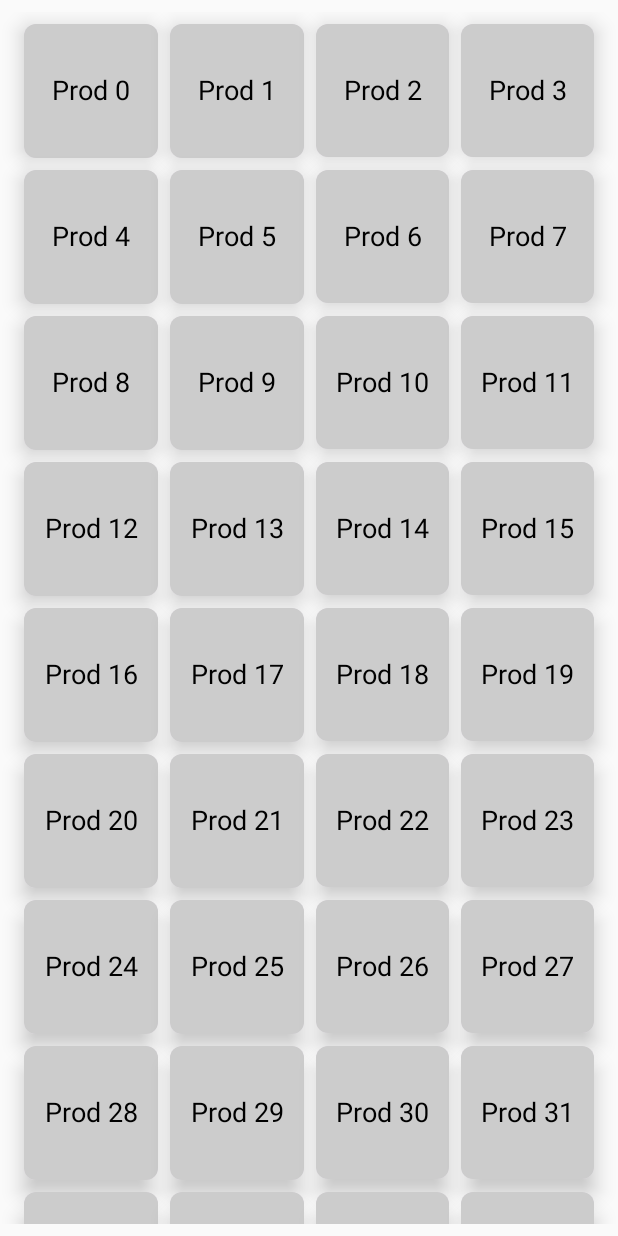
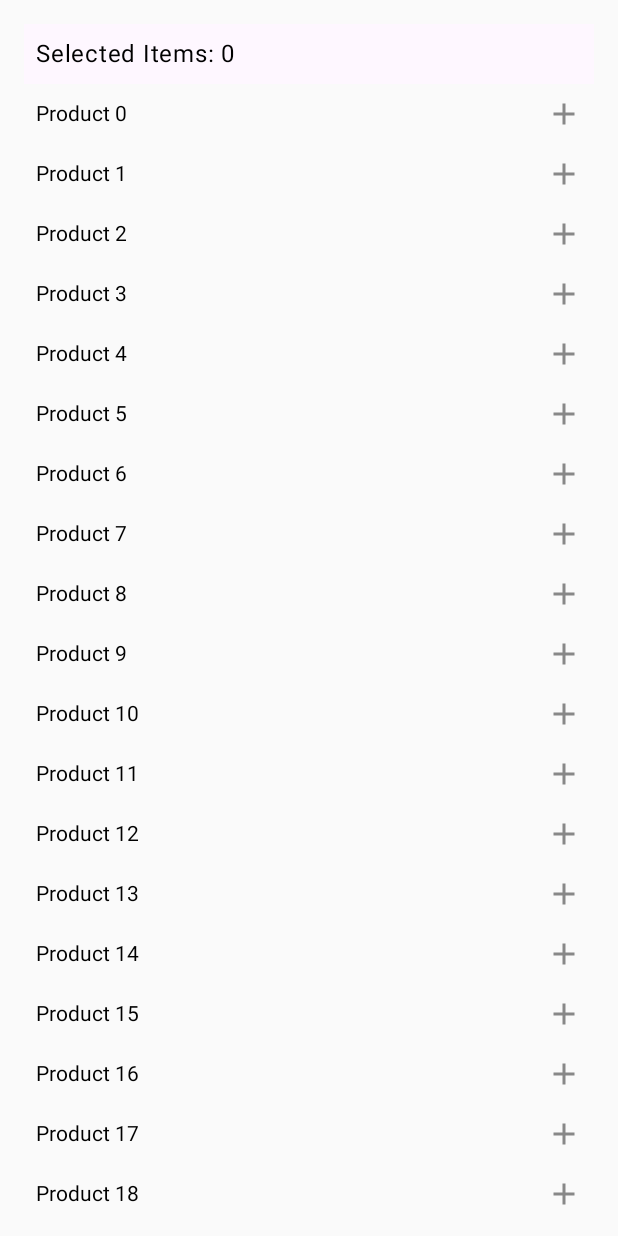
Before and after one commit to iRonSam007/ComposeTutoApp, an Android app built with Jetpack Compose: the screen it shows after launch (MainActivity), on a phone screen of 412 x 824 dp. Run offline under Robolectric (Android 15) with nearby library versions, the phone set to English and light mode, and no system bars; our stand-ins replace constraintlayout-compose; libraries missing offline, so code that uses them is left out: androidx.constraintlayout.compose, kotlin.random, kotlinx.coroutines, kotlinx.coroutines.delay, kotlinx.coroutines.isActive and 1 more; Roboto replaces fonts that are not available here.

Commit message:
feat: add Multi select LazyColumn

```diff
--- a/app/src/main/java/com/example/composetutoapp/MainActivity.kt
+++ b/app/src/main/java/com/example/composetutoapp/MainActivity.kt
@@ -25,6 +25,7 @@ import androidx.compose.animation.core.tween
 import androidx.compose.animation.fadeIn
 import androidx.compose.animation.fadeOut
 import androidx.compose.foundation.Canvas
+import androidx.compose.foundation.ExperimentalFoundationApi
 import androidx.compose.foundation.Image
 import androidx.compose.foundation.background
 import androidx.compose.foundation.border
@@ -35,6 +36,7 @@ import androidx.compose.foundation.layout.Column
 import androidx.compose.foundation.layout.PaddingValues
 import androidx.compose.foundation.layout.Row
 import androidx.compose.foundation.layout.Spacer
+import androidx.compose.foundation.layout.absoluteOffset
 import androidx.compose.foundation.layout.aspectRatio
 import androidx.compose.foundation.layout.fillMaxHeight
 import androidx.compose.foundation.layout.fillMaxSize
@@ -131,6 +133,7 @@ import androidx.compose.ui.text.font.FontWeight
 import androidx.compose.ui.text.style.TextAlign
 import androidx.compose.ui.text.style.TextDecoration
 import androidx.compose.ui.text.withStyle
+import androidx.compose.ui.tooling.preview.Preview
 import androidx.compose.ui.unit.dp
 import androidx.compose.ui.unit.sp
 import androidx.constraintlayout.compose.ConstraintLayout
@@ -160,9 +163,65 @@ class MainActivity : ComponentActivity() {
             //Animated_CircularProgressBar()
             //Animated_CircularProgressBarCanvas()
             //Animated_ExpandedCard()
-            LazyGridExample()
+            //LazyGridExample()
+            MultiSelectLazyColumn()
+        }
+    }
+}
 
+// Multi select lazy column
+@OptIn(ExperimentalFoundationApi::class)
+@Composable
+fun MultiSelectLazyColumn() {
+    val items = List(100) { "Product $it" }
+    val selectedItems = remember { mutableStateListOf<String>() }
+
+    LazyColumn(modifier = Modifier.padding(16.dp).fillMaxSize()) {
+        stickyHeader {
+            Text(
+                text = "Selected Items: ${selectedItems.size}",
+                style = MaterialTheme.typography.bodyLarge,
+                modifier = Modifier
+                    .fillMaxSize()
+                    .background(MaterialTheme.colorScheme.surface)
+                    .padding(8.dp)
+            )
         }
+
+        items(items){item ->
+            ColumnRowContent(
+                item = item,
+                isSelected = selectedItems.contains(item),
+                onSelectChange = { isSelected ->
+                    if (isSelected) selectedItems.add(item) else selectedItems.remove(item)
+                }
+            )
+        }
+    }
+}
+
+@Composable
+fun ColumnRowContent(item: String, isSelected: Boolean, onSelectChange: (Boolean) -> Unit){
+    Row(
+        verticalAlignment = Alignment.CenterVertically,
+        horizontalArrangement = Arrangement.SpaceBetween,
+        modifier = Modifier
+            .fillMaxSize()
+            .padding(8.dp)
+            .clickable {
+                onSelectChange(!isSelected)
+            }
+    ) {
+        val icon: ImageVector = if(isSelected) Icons.Default.Check else Icons.Default.Add
+        Text(text = item, modifier = Modifier.weight(1f))
+        Icon(
+            imageVector = icon,
+            contentDescription = if(isSelected) "Selected" else "Not selected",
+            tint = if(isSelected) MaterialTheme.colorScheme.primary else Color.Gray,
+            modifier = Modifier
+                .absoluteOffset()
+                .size(24.dp)
+        )
     }
 }
 
```
